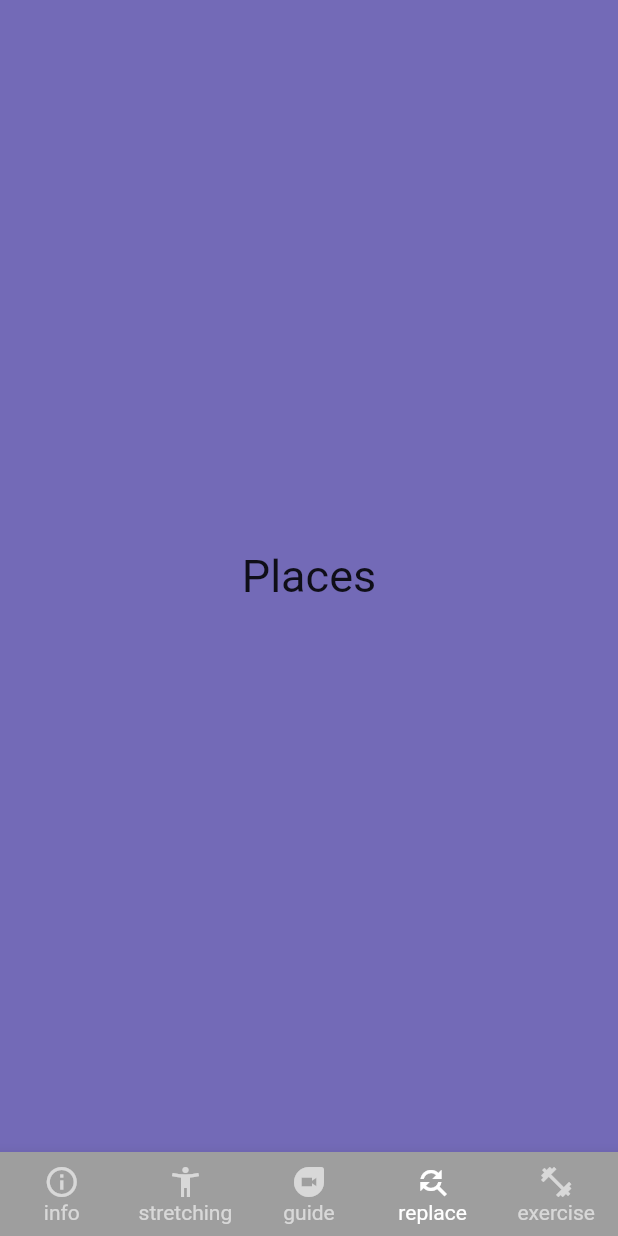
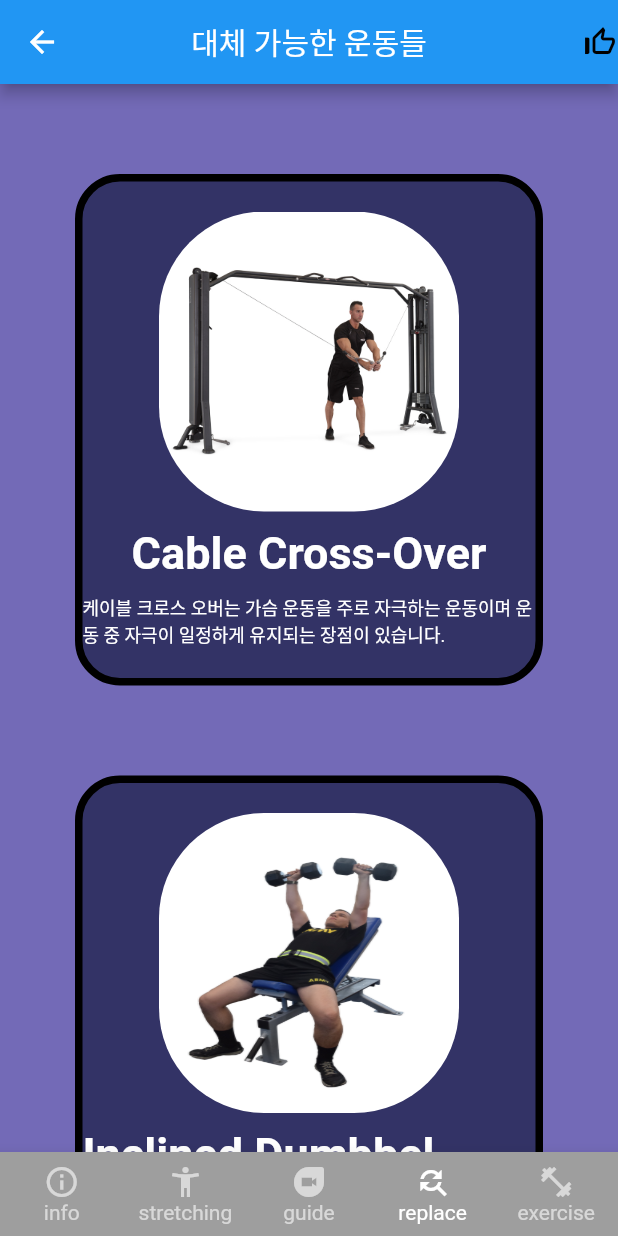
Before and after one commit to tae-h-yang/APP_IoT_PowerManual_PowerManual, a Flutter app: the BenchPressPage screen opened directly, item 4 of the bottom bar chosen, on a phone screen of 412 x 824 dp. Run offline on Flutter 3.47's test engine with Material 2 defaults, Android fonts, the phone set to English and light mode, and no system bars; our stand-ins replace youtube_player_iframe; Roboto replaces fonts that are missing (DoHyeonRegular).

Commit message:
replace benchpress 페이지 내용 추가

```diff
--- a/myapp/lib/detail/benchpressCard/BenchPressBeforeStart.dart
+++ b/myapp/lib/detail/benchpressCard/BenchPressBeforeStart.dart
@@ -8,6 +8,7 @@ import 'package:flutter/material.dart';
 import 'package:flutter/widgets.dart';
 //import '/workspaces/APP_IoT_PowerManual_PowerManual/myapp/lib/MenuRow.dart';
 import 'package:cupertino_icons/cupertino_icons.dart';
+import 'package:myapp/replace/page/replaceBenchPressPage.dart';
 import '../youtubelink/BenchPressStrechingYoutube.dart';
 import '../youtubelink/HowToBenchPressYoutube.dart';
 import 'BenchPressDetail.dart';
@@ -70,11 +71,8 @@ List _widgetOptions = [
     BenchPressDetailPage(),
     BenchPressStrechingYoutubePlayerDemo(title: "Bench Press Streching",),
     HowtoBenchPressYoutubePlayerDemo(title: "How to Bench Press"),
+    replaceBenchPressPage(),
 
-    Text(
-      'Places',
-      style: TextStyle(fontSize: 30, fontFamily: 'DoHyeonRegular'),
-    ),
     Text(
       'News',
       style: TextStyle(fontSize: 30, fontFamily: 'DoHyeonRegular'),
--- /dev/null
+++ b/myapp/lib/replace/component/replaceBenchPressListItem.dart
@@ -0,0 +1,171 @@
+import 'package:flutter/material.dart';
+
+class replaceBenchPressItem1 extends StatelessWidget{
+
+
+  @override
+  Widget build(BuildContext context){
+    return Container(
+      decoration: new BoxDecoration(
+        border: Border.all(
+          width: 5,
+          color: Colors.black,
+        ),
+        borderRadius: new BorderRadius.circular(30.0),
+
+        color: new Color(0xFF333366)
+      ),
+
+      padding: const EdgeInsets.symmetric(vertical: 20),
+      margin: const EdgeInsets.all(30.0),
+      child: Column(
+      children: [
+        ClipRRect(
+          borderRadius: BorderRadius.circular(70.0),
+          child: Image.asset(
+             "assets/img/cableCrossOver.jpg",
+              width: 200,
+              height: 200,
+              fit: BoxFit.fill,
+
+            ),
+
+        ),
+        SizedBox(height: 10,),
+        Text(
+          "Cable Cross-Over",
+          style: TextStyle(
+            fontSize: 30,
+            color: Colors.white,
+            fontWeight: FontWeight.w600
+            ),
+        ),
+        SizedBox(height: 10,),
+        Text("케이블 크로스 오버는 가슴 운동을 주로 자극하는 운동이며 운동 중 자극이 일정하게 유지되는 장점이 있습니다.",
+        style: TextStyle(
+          color: Colors.white,
+          fontSize: 12,
+        ),
+        )
+      ],
+    ),
+    );
+
+
+
+
+  }
+}
+
+class replaceBenchPressItem2 extends StatelessWidget{
+
+
+  @override
+  Widget build(BuildContext context){
+    return Container(
+      decoration: new BoxDecoration(
+        border: Border.all(
+          width: 5,
+          color: Colors.black,
+        ),
+        borderRadius: new BorderRadius.circular(30.0),
+
+        color: new Color(0xFF333366),
+      ),
+      padding: const EdgeInsets.symmetric(vertical: 20),
+      margin: const EdgeInsets.all(30.0),
+      child: Column(
+      children: [
+        ClipRRect(
+          borderRadius: BorderRadius.circular(70.0),
+          child: Image.asset(
+             "assets/img/dumbbellBenchPress.jpg",
+              width: 200,
+              height: 200,
+              fit: BoxFit.fill,
+
+            ),
+
+        ),
+        SizedBox(height: 10,),
+        Text(
+          "Inclined Dumbbel BenchPress",
+          style: TextStyle(
+            fontSize: 30,
+            color: Colors.white,
+            fontWeight: FontWeight.w600
+            ),
+        ),
+        SizedBox(height: 10,),
+        Text("인클라인 덤벨 밴치 프레스는 상부 가슴 근육을 주로 자극하며 바벨보다 넓은 가동범위를 가질 수 있습니다.",
+        style: TextStyle(
+          color: Colors.white,
+          fontSize: 12,
+        ),
+        )
+      ],
+    ),
+    );
+
+
+
+
+  }
+}
+
+class replaceBenchPressItem3 extends StatelessWidget{
+
+
+  @override
+  Widget build(BuildContext context){
+    return Container(
+      decoration: new BoxDecoration(
+        border: Border.all(
+          width: 5,
+          color: Colors.black,
+        ),
+        borderRadius: new BorderRadius.circular(30.0),
+
+        color: new Color(0xFF333366),
+      ),
+      padding: const EdgeInsets.symmetric(vertical: 20),
+      margin: const EdgeInsets.all(30.0),
+      child: Column(
+      children: [
+        ClipRRect(
+          borderRadius: BorderRadius.circular(70.0),
+          child: Image.asset(
+             "assets/img/dips.jpg",
+              width: 200,
+              height: 200,
+              fit: BoxFit.fill,
+
+            ),
+
+        ),
+        SizedBox(height: 10,),
+        Text(
+          "Dips",
+          style: TextStyle(
+            fontSize: 30,
+            color: Colors.white,
+            fontWeight: FontWeight.w600
+          ),
+
+        ),
+        SizedBox(height: 10,),
+        Text("딥스는 가슴 하부를 주로 자극하는 운동입니다. 부정확한 자세로 운동할 시 부상의 위험이 있기 때문에 정확한 자세를 익혀야 합니다.",
+        style: TextStyle(
+          color: Colors.white,
+          fontSize: 12,
+        ),
+        )
+      ],
+    ),
+    );
+
+
+
+
+  }
+}
--- /dev/null
+++ b/myapp/lib/replace/page/replaceBenchPressPage.dart
@@ -0,0 +1,47 @@
+import 'package:flutter/material.dart';
+import 'package:myapp/replace/component/replaceBenchPressListItem.dart';
+
+import 'package:myapp/replace/component/replaceBenchPressTitle.dart';
+
+class replaceBenchPressPage extends StatelessWidget{
+  const replaceBenchPressPage({Key? key}) : super(key: key);
+
+
+
+
+  @override
+  Widget build(BuildContext context){
+    return Scaffold(
+      appBar: _buildReplaceAppBar(),
+      body: SingleChildScrollView(
+        child:  Padding(
+        padding: const EdgeInsets.symmetric(horizontal:20.0),
+
+        child: Column(
+        crossAxisAlignment: CrossAxisAlignment.center,
+        children: [
+          //replaceBenchPressTitle(),
+          SizedBox(
+            height: 30,
+          ),
+          //replaceBenchPressMenu(),
+          replaceBenchPressItem1(),
+          replaceBenchPressItem2(),
+          replaceBenchPressItem3(),
+        ],
+      ),
+      ),
+
+      ),
+
+    );
+  }
+  AppBar _buildReplaceAppBar() => AppBar(
+    //backgroundColor: Colors.white,
+    title: Text("대체 가능한 운동들", style: TextStyle(color: Colors.white),),
+    centerTitle: true,
+    actions: [
+      Icon(Icons.thumb_up_off_alt, color: Colors.black,),
+    ],
+  );
+}
```
Also changed, not shown: myapp/lib/replace/component/replaceBenchPressTitle.dart (added, +18 -0 lines), myapp/assets/img/cableCrossOver.jpg (added), myapp/assets/img/dips.jpg (added), myapp/assets/img/dumbbellBenchPress.jpg (added), 13 other files.
